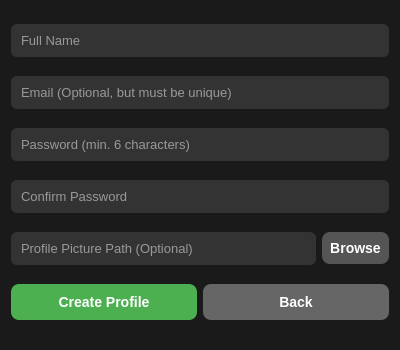
The window that register.ui (Abdulqader-Alshihabi/Movie-Organizer-Desktop-App) describes before a commit, drawn with Qt 5.
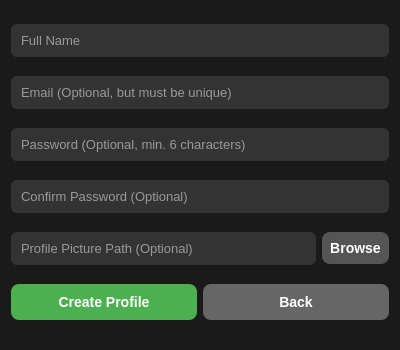
The same window after the commit.

```diff
--- a/register.ui
+++ b/register.ui
@@ -20,6 +20,15 @@
 QPushButton#deleteBtn:hover {
     background-color: #c9302c;
 }
+
+/* --- Style for Remove Password Button --- */
+QPushButton#removePassBtn {
+    background-color: #d97706;
+    color: white;
+}
+QPushButton#removePassBtn:hover {
+    background-color: #b45309;
+}
 </string></property>
   <layout class="QVBoxLayout" name="verticalLayout">
 
@@ -32,12 +41,12 @@
    </widget></item>
 
    <item><widget class="QLineEdit" name="passwordEdit">
-     <property name="placeholderText"><string>Password (min. 6 characters)</string></property>
+     <property name="placeholderText"><string>Password (Optional, min. 6 characters)</string></property>
      <property name="echoMode"><enum>QLineEdit::Password</enum></property>
    </widget></item>
 
    <item><widget class="QLineEdit" name="confirmEdit">
-     <property name="placeholderText"><string>Confirm Password</string></property>
+     <property name="placeholderText"><string>Confirm Password (Optional)</string></property>
      <property name="echoMode"><enum>QLineEdit::Password</enum></property>
    </widget></item>
 
```
